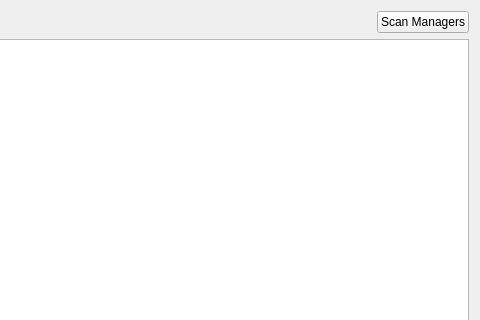
First picture: the form in SMS/ObjectViewer/ObjectViewer.ui, repository Goldfire711/sms-tools, before the edit; both pictures show x 297 to 777 and y 0 to 320 of the 777 by 1000 pixel window.
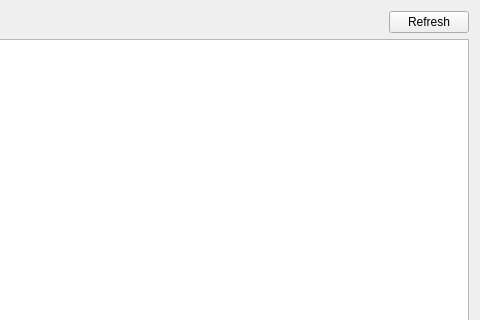
Second picture: the form after the edit.

The edit to the form file:
```diff
--- a/SMS/ObjectViewer/ObjectViewer.ui
+++ b/SMS/ObjectViewer/ObjectViewer.ui
@@ -18,7 +18,7 @@
     <item row="0" column="2">
      <widget class="QPushButton" name="button_scan_managers">
       <property name="text">
-       <string>Scan Managers</string>
+       <string>Refresh</string>
       </property>
      </widget>
     </item>
```
Left out of the diff: 2 changed lines with no effect on the pictures.
